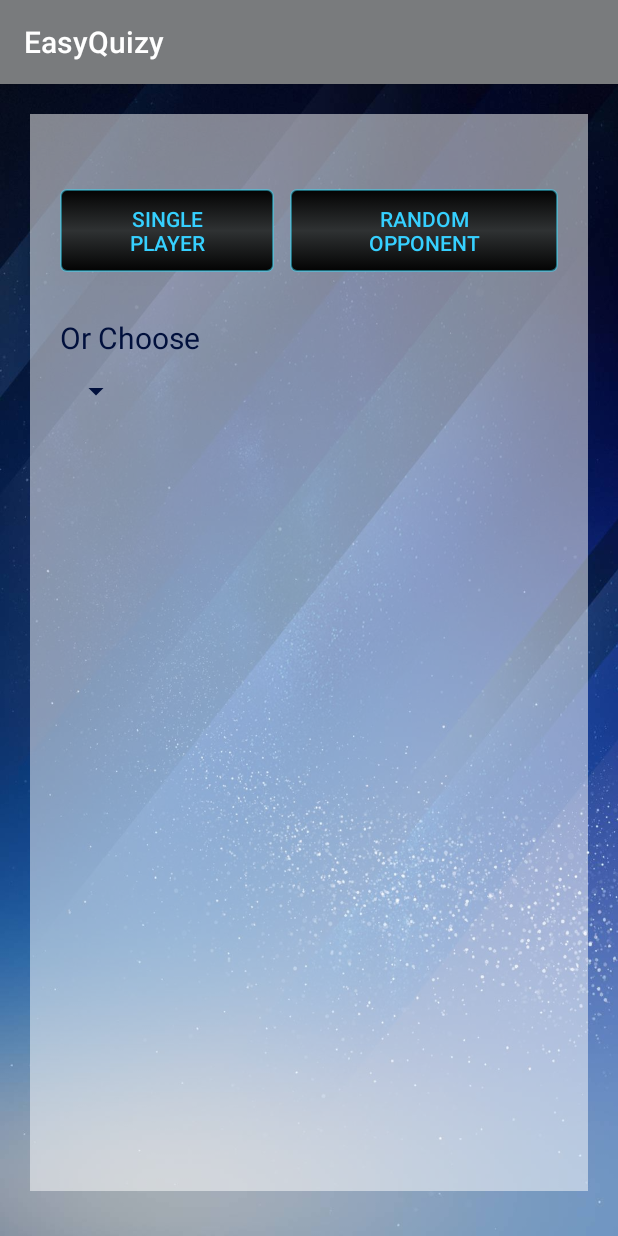
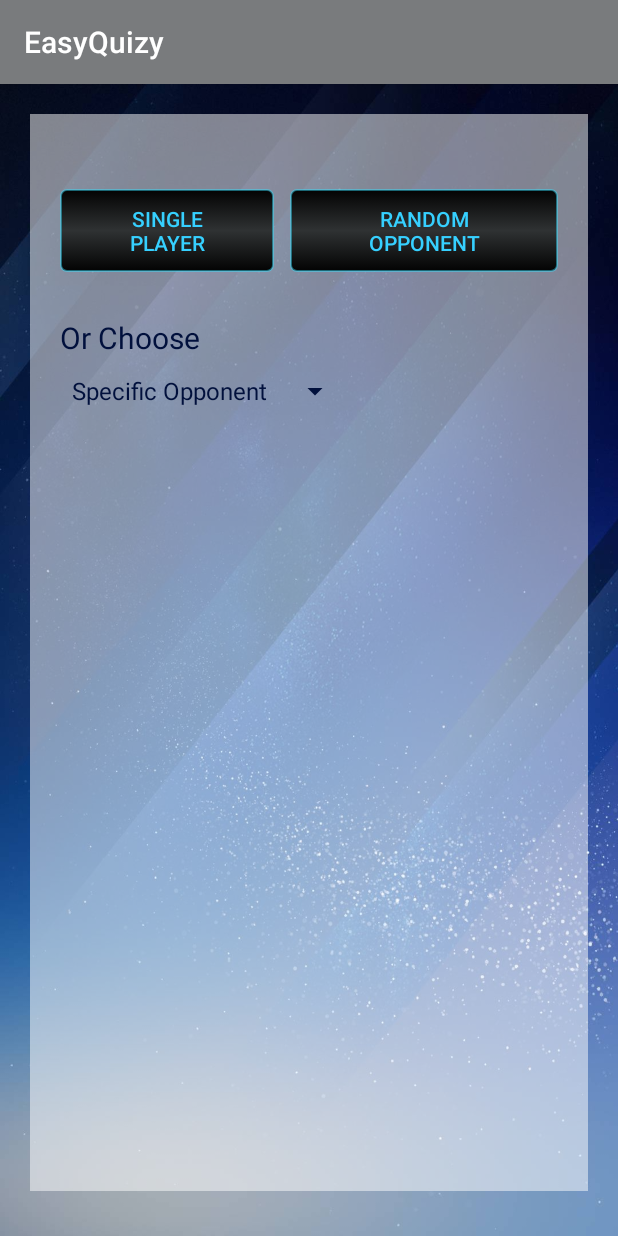
Before and after one commit to ShaniGeva12/EasyQuizy_App, an Android app: the ChoosePlayerActivity screen opened directly, with no data from a screen before it, on a phone screen of 412 x 824 dp. Run offline under Robolectric (Android 15) with nearby library versions, the phone set to English and light mode, and no system bars.

Commit message:
strings.xml fixed hopefully 02

```diff
--- a/app/src/main/res/values/strings.xml
+++ b/app/src/main/res/values/strings.xml
@@ -43,6 +43,7 @@
         <item> @string/countries </item>
         <item> @string/food </item>
     </string-array>
+
     <string name="already_signed">Already signed up?</string>
     <string name="login_now">Log In Now</string>
     <string name="mail">Mail</string>
@@ -78,4 +79,11 @@
     <string name="single_player">Single Player</string>
     <string name="specific_opponent">Specific Opponent</string>
 
+
+    <string-array name="choose_players_arr">
+        <item>@string/specific_opponent</item>
+        <item>@string/specific_opponent</item>
+        <item>@string/specific_opponent</item>
+    </string-array>
+
 </resources>
```
